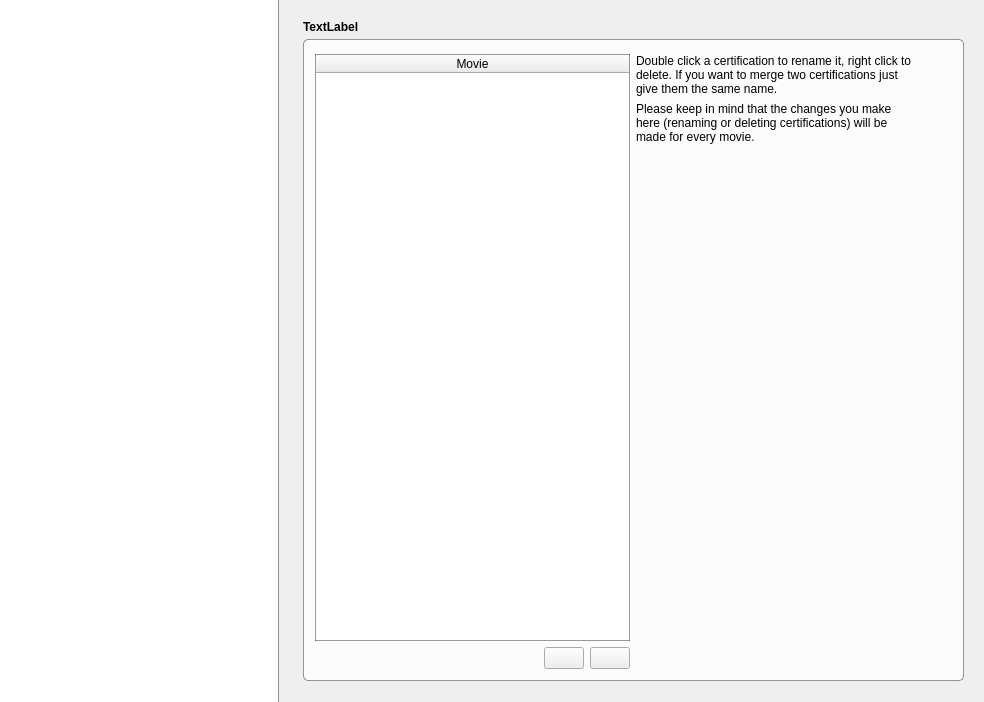
Above: movies/CertificationWidget.ui from Komet/MediaElch before the change. Below: the same form after it.
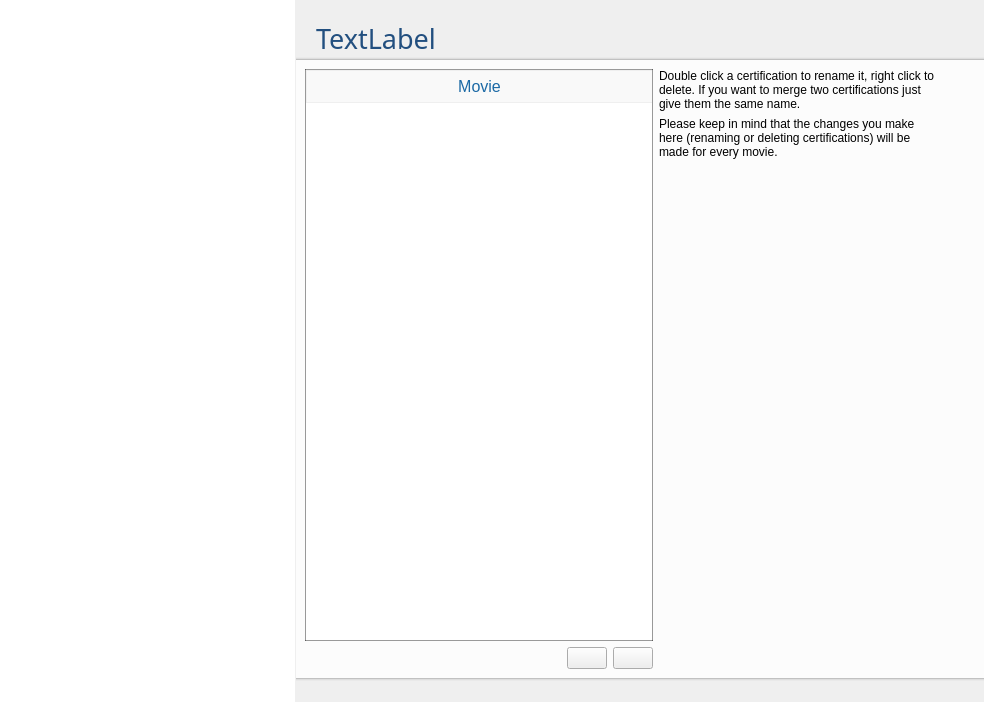
That is the form after the change. Icons and pictures are not drawn. Custom widgets are drawn as their Qt base class.

What changed in the file:
```diff
--- a/movies/CertificationWidget.ui
+++ b/movies/CertificationWidget.ui
@@ -16,7 +16,11 @@
   <property name="styleSheet">
    <string notr="true">#certifications {
 	border: 0px;
-	border-right: 1px solid rgba(0, 0, 0, 100);
+	color: #395265;
+}
+QGroupBox {
+	border-radius: 0;
+	background-color: rgba(255, 255, 255, 200);
 }</string>
   </property>
   <layout class="QVBoxLayout" name="verticalLayout_2">
@@ -24,20 +28,19 @@
     <number>0</number>
    </property>
    <item>
-    <widget class="QSplitter" name="splitter">
-     <property name="styleSheet">
-      <string notr="true">QSplitter::handle {
-	background-color: transparent;
-}
-</string>
-     </property>
+    <widget class="MySplitter" name="splitter">
      <property name="orientation">
       <enum>Qt::Horizontal</enum>
      </property>
+     <property name="handleWidth">
+      <number>1</number>
+     </property>
      <widget class="QTableWidget" name="certifications">
       <property name="styleSheet">
        <string notr="true">#certifications {
 	alternate-background-color: rgb(243, 246, 250);
+	color: #395265;
+	selection-background-color: qlineargradient(spread:pad, x1:0, y1:0, x2:0, y2:1, stop:0 #4185b6, stop:1 #1b6aa5);
 }
 </string>
       </property>
@@ -63,18 +66,18 @@
       </column>
      </widget>
      <widget class="QWidget" name="horizontalLayoutWidget">
-      <layout class="QVBoxLayout" name="verticalLayout_3" stretch="0,1">
+      <layout class="QVBoxLayout" name="verticalLayout_3" stretch="0,0,1,0">
        <property name="spacing">
-        <number>5</number>
+        <number>0</number>
        </property>
        <property name="leftMargin">
-        <number>20</number>
+        <number>0</number>
        </property>
        <property name="topMargin">
         <number>20</number>
        </property>
        <property name="rightMargin">
-        <number>20</number>
+        <number>0</number>
        </property>
        <property name="bottomMargin">
         <number>21</number>
@@ -83,24 +86,44 @@
         <widget class="QLabel" name="certificationName">
          <property name="font">
           <font>
-           <weight>75</weight>
-           <bold>true</bold>
+           <family>Pathway Gothic One</family>
+           <pointsize>20</pointsize>
           </font>
          </property>
+         <property name="styleSheet">
+          <string notr="true">color: #224f7f;
+</string>
+         </property>
          <property name="text">
           <string>TextLabel</string>
          </property>
+         <property name="indent">
+          <number>20</number>
+         </property>
+        </widget>
+       </item>
+       <item>
+        <widget class="QWidget" name="widget" native="true">
+         <property name="minimumSize">
+          <size>
+           <width>0</width>
+           <height>3</height>
+          </size>
+         </property>
+         <property name="maximumSize">
+          <size>
+           <width>16777215</width>
+           <height>3</height>
+          </size>
+         </property>
+         <property name="styleSheet">
+          <string notr="true">background-color: qlineargradient(spread:pad, x1:1, y1:1, x2:1, y2:0, stop:0 rgba(100, 100, 100, 255), stop:0.2 rgba(100, 100, 100, 50), stop:1 rgba(255, 255, 255, 0));
+</string>
+         </property>
         </widget>
        </item>
        <item>
         <widget class="QGroupBox" name="groupBox">
-         <property name="styleSheet">
-          <string notr="true">QGroupBox {
-	border: 1px solid rgba(0, 0, 0, 100);
-	border-radius: 5px;
-	background-color: rgba(255, 255, 255, 200);
-}</string>
-         </property>
          <property name="title">
           <string/>
          </property>
@@ -113,7 +136,31 @@
                <string notr="true">#movies {
 	border: 1px solid rgba(0, 0, 0, 100);
 	alternate-background-color: rgb(243, 246, 250);
-}</string>
+	color: #395265;
+	selection-background-color: qlineargradient(spread:pad, x1:0, y1:0, x2:0, y2:1, stop:0 #4185b6, stop:1 #1b6aa5);
+}
+
+QHeaderView::section {
+    background-color: #f9f9f9;
+    color: rgb(27, 105, 165);
+    border: none;
+    border-left: 1px solid #f0f0f0;
+    font-weight: normal;
+    font-size: 12pt;
+    padding-top: 4px;
+    padding-bottom: 4px;
+    margin-top: 1px;
+    margin-bottom: 1px;
+}
+
+QHeaderView::section:first {
+    border: none;
+}
+
+QHeaderView::section:checked
+{
+}
+</string>
               </property>
               <property name="editTriggers">
                <set>QAbstractItemView::NoEditTriggers</set>
@@ -237,12 +284,40 @@
          </layout>
         </widget>
        </item>
+       <item>
+        <widget class="QWidget" name="widget_2" native="true">
+         <property name="minimumSize">
+          <size>
+           <width>0</width>
+           <height>3</height>
+          </size>
+         </property>
+         <property name="maximumSize">
+          <size>
+           <width>16777215</width>
+           <height>3</height>
+          </size>
+         </property>
+         <property name="styleSheet">
+          <string notr="true">background-color: qlineargradient(spread:pad, x1:1, y1:0, x2:1, y2:1, stop:0 rgba(100, 100, 100, 255), stop:0.2 rgba(100, 100, 100, 50), stop:1 rgba(255, 255, 255, 0));
+</string>
+         </property>
+        </widget>
+       </item>
       </layout>
      </widget>
     </widget>
    </item>
   </layout>
  </widget>
+ <customwidgets>
+  <customwidget>
+   <class>MySplitter</class>
+   <extends>QSplitter</extends>
+   <header>smallWidgets/MySplitter.h</header>
+   <container>1</container>
+  </customwidget>
+ </customwidgets>
  <resources>
   <include location="../MediaElch.qrc"/>
  </resources>
```
